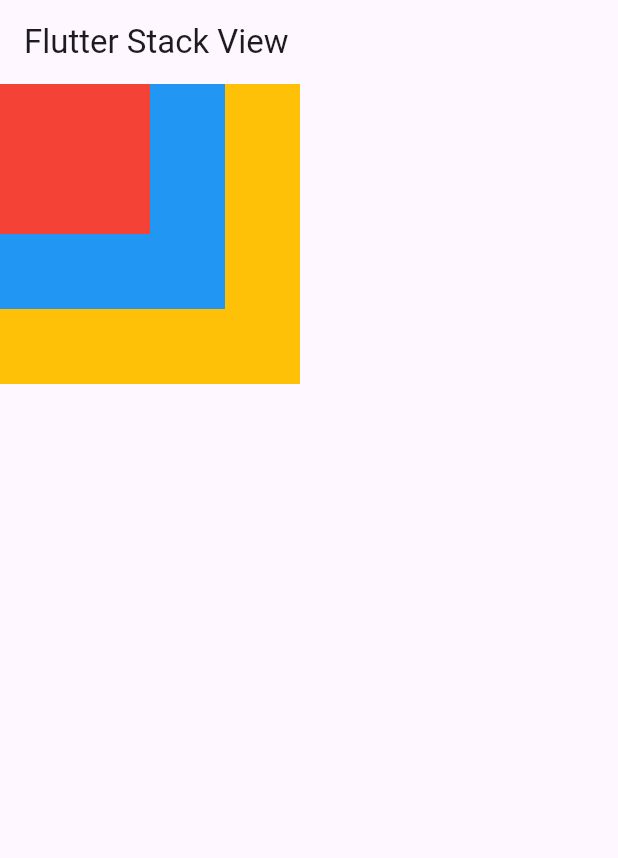
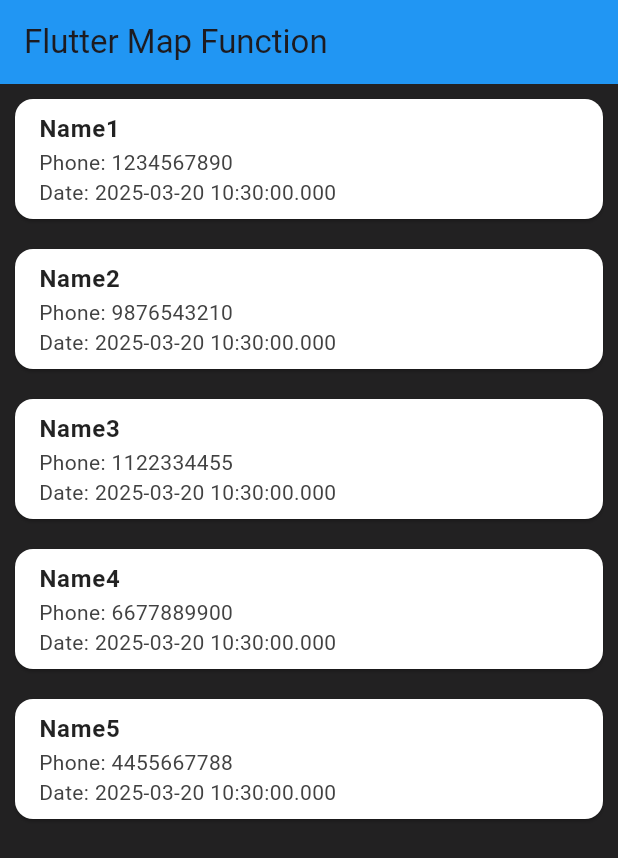
Before and after one commit to Pcode13/Flutter_udemyProject, a Flutter app: the screen it shows after launch, on a phone screen of 412 x 824 dp. Shown: the top 858 px of the screen. Run offline on Flutter 3.47's test engine with Material 3 defaults, Android fonts, the phone set to English and light mode, and no system bars.

Commit message:
Map function

```diff
--- a/lib/main.dart
+++ b/lib/main.dart
@@ -1,8 +1,8 @@
 import 'package:flutter/material.dart';
 import 'package:my_project_name/screens/DesignView.dart';
+import 'package:my_project_name/screens/MapFunction.dart';
 import 'package:my_project_name/screens/StackView.dart';
 // import 'package:my_project_name/screens/TextFieldInput.dart';
-
 void main() {
   runApp(MyApp());
 }
@@ -12,6 +12,6 @@ class MyApp extends StatelessWidget {
 
   @override
   Widget build(BuildContext context) {
-    return MaterialApp(home: StackView());
+    return MaterialApp(home: MapFunction());
   }
 }
--- /dev/null
+++ b/lib/screens/Info.dart
@@ -0,0 +1,44 @@
+import 'package:flutter/material.dart';
+
+class Info {
+  String name;
+  int phone;
+  DateTime date;
+
+  Info({required this.name, required this.phone, required this.date});
+}
+
+class InfoScreen extends StatelessWidget {
+  final Info info;
+
+  const InfoScreen({Key? key, required this.info}) : super(key: key);
+
+  @override
+  Widget build(BuildContext context) {
+    return Scaffold(
+      appBar: AppBar(title: Text(info.name)),
+      body: Padding(
+        padding: EdgeInsets.all(20),
+        child: Column(
+          crossAxisAlignment: CrossAxisAlignment.start,
+          children: [
+            Text(
+              "Name: ${info.name}",
+              style: TextStyle(fontSize: 20, fontWeight: FontWeight.bold),
+            ),
+            SizedBox(height: 10),
+            Text(
+              "Phone: ${info.phone}",
+              style: TextStyle(fontSize: 18),
+            ),
+            SizedBox(height: 10),
+            Text(
+              "Date: ${info.date.toString()}",
+              style: TextStyle(fontSize: 18),
+            ),
+          ],
+        ),
+      ),
+    );
+  }
+}
--- /dev/null
+++ b/lib/screens/MapFunction.dart
@@ -0,0 +1,76 @@
+import 'package:flutter/material.dart';
+import 'Info.dart';
+
+const b = Colors.black87;
+const w = Colors.white;
+
+class MapFunction extends StatelessWidget {
+  const MapFunction({Key? key}) : super(key: key);
+
+  @override
+  Widget build(BuildContext context) {
+    return MaterialApp(
+      title: 'Flutter Map Function',
+      theme: ThemeData(
+        primarySwatch: Colors.blue,
+      ),
+      home: MyHomePage(),
+    );
+  }
+}
+
+class MyHomePage extends StatefulWidget {
+  const MyHomePage({Key? key}) : super(key: key);
+
+  @override
+  State<MyHomePage> createState() => _MyHomePageState();
+}
+
+class _MyHomePageState extends State<MyHomePage> {
+  final List<Info> infoList = [
+    Info(name: 'Name1', phone: 1234567890, date: DateTime.now()),
+    Info(name: 'Name2', phone: 9876543210, date: DateTime.now()),
+    Info(name: 'Name3', phone: 1122334455, date: DateTime.now()),
+    Info(name: 'Name4', phone: 6677889900, date: DateTime.now()),
+    Info(name: 'Name5', phone: 4455667788, date: DateTime.now()),
+  ];
+
+  @override
+  Widget build(BuildContext context) {
+    return Scaffold(
+      appBar: AppBar(
+        title: Text('Flutter Map Function'),
+        backgroundColor: Colors.blue,
+      ),
+      body: Container(
+        color: b,
+        child: ListView(
+          children: infoList.map((info) {
+            return Card(
+              color: w,
+              margin: EdgeInsets.all(10),
+              child: ListTile(
+                title: Text(
+                  info.name,
+                  style: TextStyle(color: b, fontWeight: FontWeight.bold),
+                ),
+                subtitle: Text(
+                  'Phone: ${info.phone}\nDate: ${info.date}',
+                  style: TextStyle(color: Colors.grey[800]),
+                ),
+                onTap: () {
+                  Navigator.push(
+                    context,
+                    MaterialPageRoute(
+                      builder: (context) => InfoScreen(info: info),
+                    ),
+                  );
+                },
+              ),
+            );
+          }).toList(),
+        ),
+      ),
+    );
+  }
+}
```
